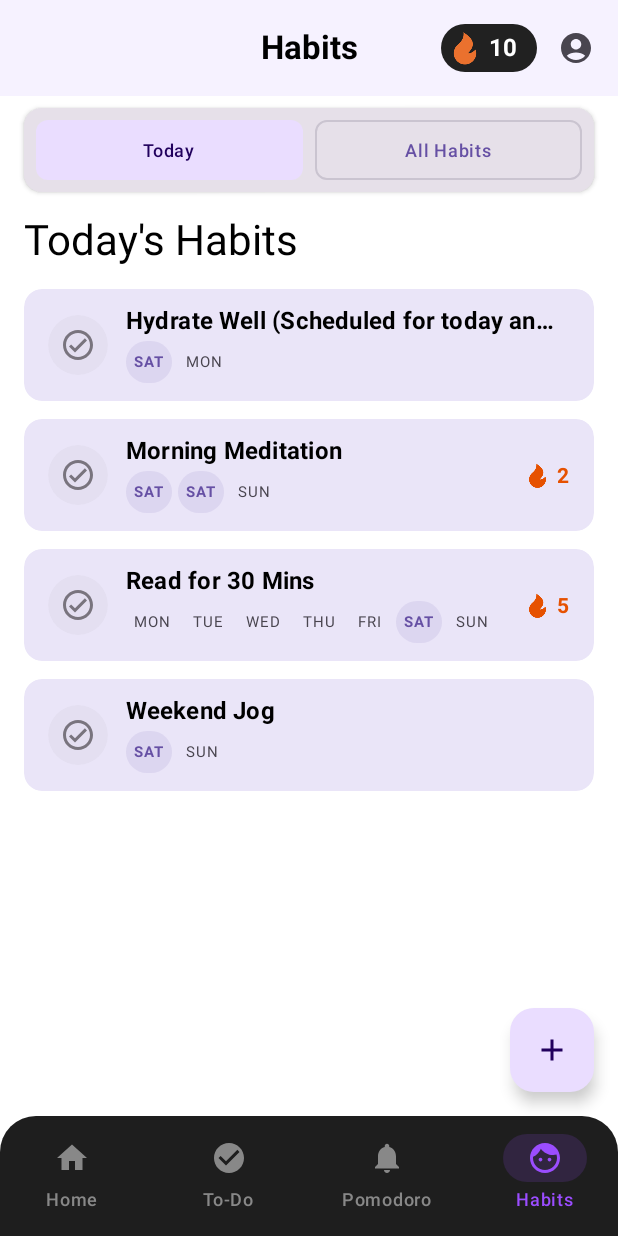
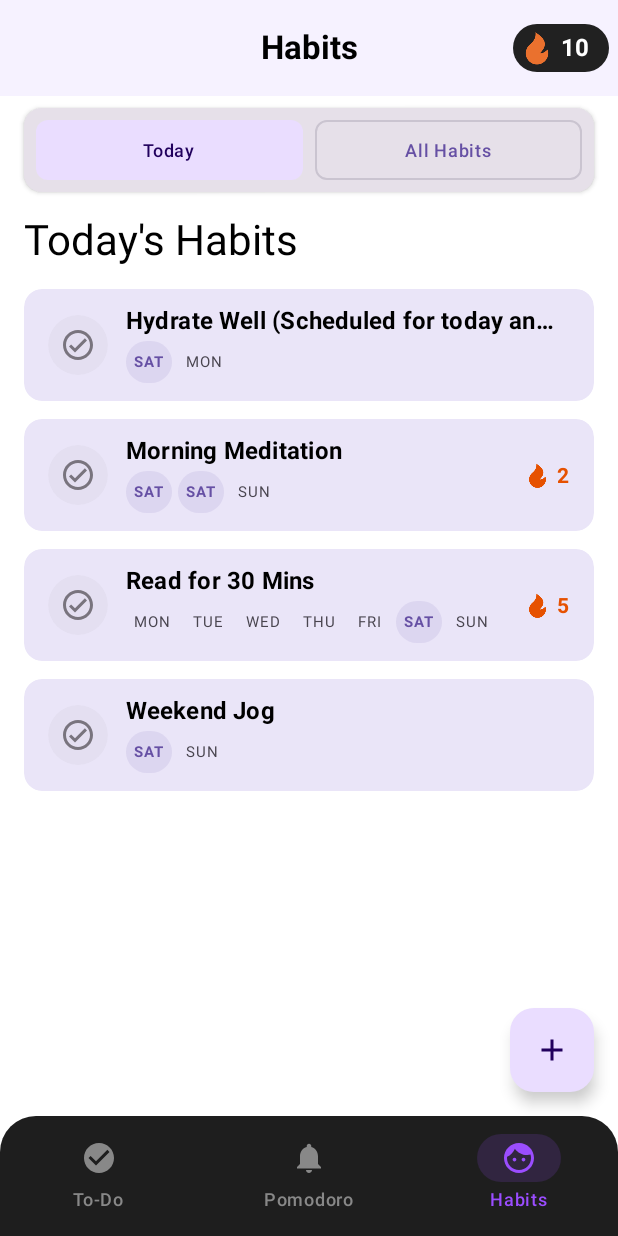
Before and after one commit to Bhavin-Viramgama/ProjectAlpha, an Android app built with Jetpack Compose: the HabitsScreen screen opened through its navigation route, on a phone screen of 412 x 824 dp. Run offline under Robolectric (Android 15) with nearby library versions, the phone set to English and light mode, and no system bars; our stand-ins replace Room's generated code.

```diff
--- a/app/src/main/java/com/example/projectalpha/ProjectAlphaApp.kt
+++ b/app/src/main/java/com/example/projectalpha/ProjectAlphaApp.kt
@@ -101,7 +101,7 @@ fun ProjectAlphaApp() {
 
     val currentScreenTitle = bottomNavItems.find { it.route == currentDestination?.route }?.title
         ?: Screen.Profile.title.takeIf { currentDestination?.route == Screen.Profile.route }
-        ?: Screen.Home.title ?: "Project Alpha" // Default title
+        ?: "Project Alpha" // Default title
 
     val scrollBehavior = TopAppBarDefaults.enterAlwaysScrollBehavior(rememberTopAppBarState())
 
@@ -130,9 +130,9 @@ fun ProjectAlphaApp() {
                             modifier = Modifier.padding(start = 4.dp, end = 8.dp)
                         )
                     }
-                    IconButton(onClick = { navController.navigate(Screen.Profile.route) }) {
-                        Icon(Icons.Filled.AccountCircle, "Profile")
-                    }
+//                    IconButton(onClick = { navController.navigate(Screen.Profile.route) }) {
+//                        Icon(Icons.Filled.AccountCircle, "Profile")
+//                    }
                 },
                 scrollBehavior = scrollBehavior
             )
@@ -149,7 +149,7 @@ fun ProjectAlphaApp() {
             modifier = Modifier
                 .padding(innerPadding)
                 .fillMaxSize(),
-            homeViewModel = homeViewModel,
+            //homeViewModel = homeViewModel,
             toDoViewModel = toDoViewModel,
             pomodoroViewModel = pomodoroViewModel,
             habitsViewModel = habitsViewModel,
@@ -205,23 +205,28 @@ fun AppBottomNavigationBar(navController: NavHostController, items: List<Screen>
 fun AppNavHost(
     navController: NavHostController,
     modifier: Modifier = Modifier,
-    homeViewModel: HomeViewModel,
-    toDoViewModel: ToDoViewModel,       // Add ToDoViewModel as a parameter
-    pomodoroViewModel: PomodoroViewModel, // Add PomodoroViewModel
-    habitsViewModel: HabitsViewModel,   // Add HabitsViewModel
-    profileViewModel: ProfileViewModel  // Add ProfileViewModel
+    //homeViewModel: HomeViewModel,
+    toDoViewModel: ToDoViewModel,
+    pomodoroViewModel: PomodoroViewModel,
+    habitsViewModel: HabitsViewModel,
+    profileViewModel: ProfileViewModel
 ) {
     NavHost(
         navController = navController,
-        startDestination = Screen.Home.route,
+        startDestination = Screen.Pomodoro.route,
         modifier = modifier
     ) {
+        /*
+        //This is the old component for Home Screen
         composable(Screen.Home.route) {
             HomeScreen(
                 navController = navController, //for navigation to todoScreen on press see all button
                 homeViewModel = homeViewModel
             )
         }
+
+         */
+
         composable(Screen.ToDoList.route) {
             ToDoScreen(toDoViewModel = toDoViewModel) // Pass the ToDoViewModel
         }
--- a/app/src/main/java/com/example/projectalpha/ui/navigation/AppNavigation.kt
+++ b/app/src/main/java/com/example/projectalpha/ui/navigation/AppNavigation.kt
@@ -13,7 +13,7 @@ import androidx.compose.ui.graphics.vector.ImageVector
 
 // Sealed class for defining navigation routes
 sealed class Screen(val route: String, val title: String? = null, val icon: ImageVector? = null) {
-    object Home : Screen("home", "Home", Icons.Filled.Home)
+    //object Home : Screen("home", "Home", Icons.Filled.Home)
     object ToDoList : Screen("todo", "To-Do", Icons.Filled.CheckCircle)
     object Pomodoro : Screen("pomodoro", "Pomodoro", Icons.Filled.Notifications)
     object Habits : Screen("habits", "Habits", Icons.Filled.Face)
@@ -22,7 +22,7 @@ sealed class Screen(val route: String, val title: String? = null, val icon: Imag
 
 // List of bottom navigation items
 val bottomNavItems = listOf(
-    Screen.Home,
+    //Screen.Home,
     Screen.ToDoList,
     Screen.Pomodoro,
     Screen.Habits
```
Also changed, not shown: app/src/main/java/com/example/projectalpha/MainActivity.kt (+21 -21 lines).
